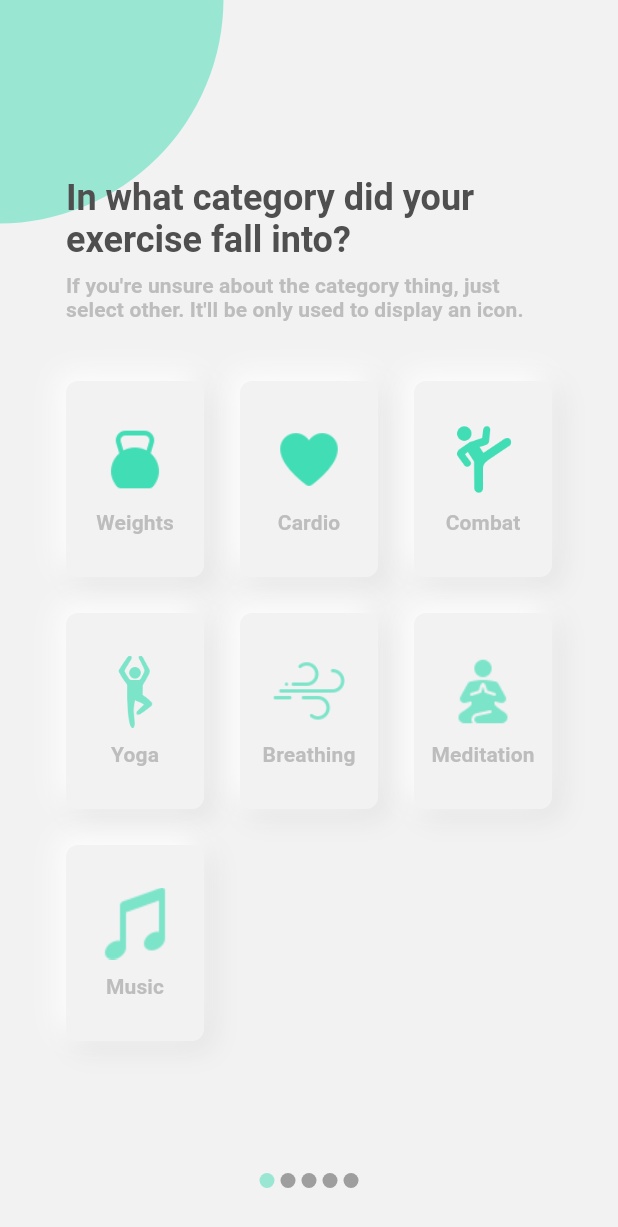
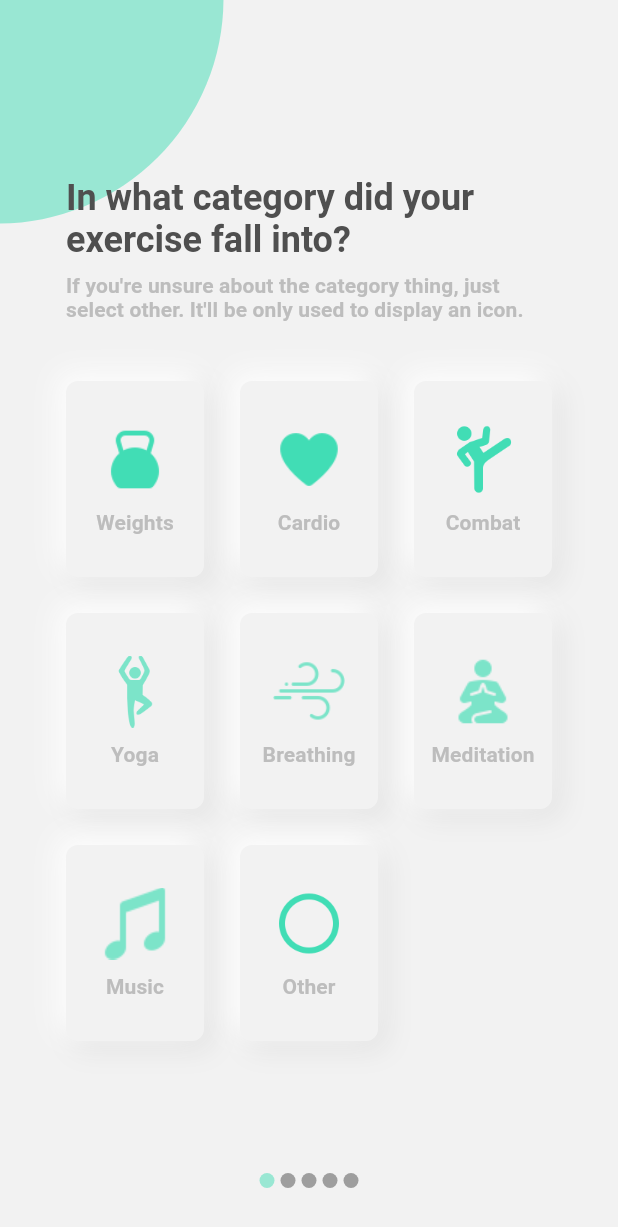
Before and after one commit to henrimakela/training_journal, a Flutter app: the screen it shows after launch, after a tap on the "add" icon, on a phone screen of 412 x 824 dp. Shown: the top 1227 px of the screen. Run offline on Flutter 3.47's test engine with Material 2 defaults, Android fonts, the light colour scheme and no system bars; our stand-ins replace rxdart, sqflite; accounts and stored records are empty.

Commit message:
style changes

```diff
--- a/lib/screens/day_view.dart
+++ b/lib/screens/day_view.dart
@@ -15,7 +15,7 @@ class DayView extends StatelessWidget {
         appBar: AppBar(
           title: Text(StringUtils.weekDayMap[day.date.weekday] +
               " " +
-              DateFormat("dd.MM.yyyy").format(day.date), style: Theme.of(context).textTheme.title,),
+              DateFormat("dd.MM.yyyy").format(day.date), style: TextStyle(fontSize: 18, color: Color(0xFFBDBDBD), fontWeight: FontWeight.bold),),
         ),
         body: ListView.builder(
             itemCount: day.exercises.length,
--- a/lib/screens/week_list.dart
+++ b/lib/screens/week_list.dart
@@ -19,7 +19,7 @@ class _WeekListState extends State<WeekList> {
   Widget build(BuildContext context) {
     return Scaffold(
         floatingActionButton: FloatingActionButton(
-          backgroundColor: Colors.redAccent,
+          backgroundColor: Colors.black,
           child: Icon(
             Icons.add,
             color: Colors.white,
--- a/lib/widgets/exercise_creator/category_selector.dart
+++ b/lib/widgets/exercise_creator/category_selector.dart
@@ -50,6 +50,11 @@ class _CategorySelectorState extends State<CategorySelector> with AutomaticKeepA
       CategoryCard(
         text: "Music",
         image: "music_green.png",
+        onCategorySelected: widget.onCategorySelected,
+      ),
+      CategoryCard(
+        text: "Other",
+        image: "other_green.png",
         onCategorySelected: widget.onCategorySelected,
       )
     ];
```
Also changed, not shown: assets/images/other_green.png (added).
